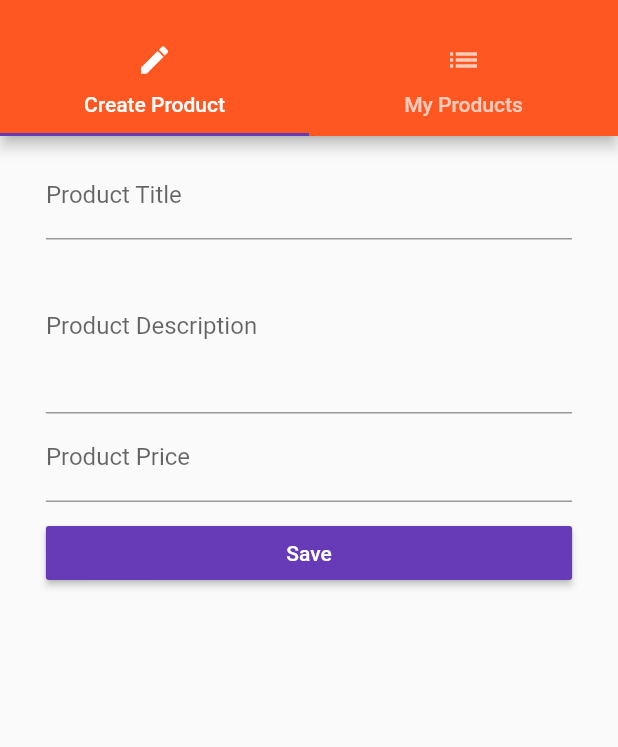
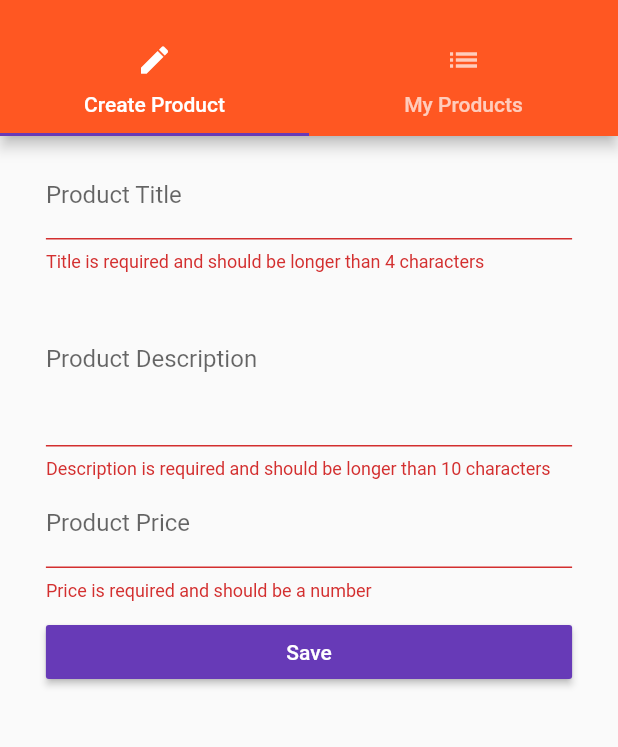
Before and after one commit to amalsebs/Sellers-Bay, a Flutter app: the ProductsAdminPage screen opened by its route, after a tap on "Save", on a phone screen of 412 x 824 dp, the part 59-806 px from its top. Run offline on Flutter 3.47's test engine with Material 2 defaults, Android fonts, the phone set to English and light mode, and no system bars.

Commit message:
commit 3

```diff
--- a/lib/pages/product_create.dart
+++ /dev/null
@@ -1,91 +0,0 @@
-import 'package:flutter/material.dart';
-
-class ProductCreatePage extends StatefulWidget {
-  final Function addProduct;
-
-  ProductCreatePage(this.addProduct);
-
-  @override
-  State<StatefulWidget> createState() {
-    return _ProductCreatePageState();
-  }
-}
-
-class _ProductCreatePageState extends State<ProductCreatePage> {
-  String titleValue;
-  String descriptionValue;
-  double priceValue;
-
-  Widget _buildTitleTextField() {
-    return TextField(
-      decoration: InputDecoration(labelText: 'Product Title'),
-      onChanged: (String value) {
-        setState(() {
-          titleValue = value;
-        });
-      },
-    );
-  }
-
-  Widget _buildDescriptionTextField() {
-    return TextField(
-      maxLines: 4,
-      decoration: InputDecoration(labelText: 'Product Description'),
-      onChanged: (String value) {
-        setState(() {
-          descriptionValue = value;
-        });
-      },
-    );
-  }
-
-  Widget _buildPriceTextField() {
-    return TextField(
-      keyboardType: TextInputType.number,
-      decoration: InputDecoration(labelText: 'Product Price'),
-      onChanged: (String value) {
-        setState(() {
-          priceValue = double.parse(value);
-        });
-      },
-    );
-  }
-
-  void _submitForm() {
-    final Map<String, dynamic> product = {
-      'title': titleValue,
-      'description': descriptionValue,
-      'price': priceValue,
-      'image': 'assets/food.jpg'
-    };
-    widget.addProduct(product);
-    Navigator.pushReplacementNamed(context, '/product');
-  }
-
-  @override
-  Widget build(BuildContext context) {
-    final double deviceWidth = MediaQuery.of(context).size.width;
-    final double targetWidth = deviceWidth > 550.0 ? 500.0 : MediaQuery.of(context).size.width * 0.9;
-    final double targetPadding = deviceWidth - targetWidth;
-    return Container(
-      margin: EdgeInsets.all(10.0),
-      child: ListView(
-        padding: EdgeInsets.symmetric(horizontal: targetPadding/2),
-        children: <Widget>[
-          _buildTitleTextField(),
-          _buildDescriptionTextField(),
-          _buildPriceTextField(),
-          SizedBox(
-            height: 10.0,
-          ),
-          RaisedButton(
-            child: Text('Save'),
-            color: Theme.of(context).accentColor,
-            textColor: Colors.white,
-            onPressed: _submitForm,
-          )
-        ],
-      ),
-    );
-  }
-}
--- /dev/null
+++ b/lib/pages/product_edit.dart
@@ -0,0 +1,131 @@
+import 'package:flutter/material.dart';
+
+class ProductEditPage extends StatefulWidget {
+  final Function addProduct;
+  final Function updateProduct;
+  final Map<String, dynamic> product;
+  final int productIndex;
+
+  ProductEditPage({this.addProduct, this.updateProduct, this.product,this.productIndex});
+
+  @override
+  State<StatefulWidget> createState() {
+    return _ProductEditPageState();
+  }
+}
+
+class _ProductEditPageState extends State<ProductEditPage> {
+  final Map<String, dynamic> _formData = {
+    'title': null,
+    'description': null,
+    'price': null,
+    'image': 'assets/food.jpg'
+  };
+  final GlobalKey<FormState> _formKey = GlobalKey<FormState>();
+
+  Widget _buildTitleTextField() {
+    return TextFormField(
+      decoration: InputDecoration(labelText: 'Product Title'),
+      initialValue: widget.product == null ? '' : widget.product['title'],
+      validator: (String value) {
+        if (value.isEmpty || value.length < 5) {
+          return 'Title is required and should be longer than 4 characters';
+        }
+        return null;
+      },
+      onSaved: (String value) {
+        _formData['title'] = value;
+      },
+    );
+  }
+
+  Widget _buildDescriptionTextField() {
+    return TextFormField(
+      maxLines: 4,
+      decoration: InputDecoration(labelText: 'Product Description'),
+      initialValue: widget.product == null ? '' : widget.product['description'],
+      validator: (String value) {
+        if (value.isEmpty || value.length <= 10) {
+          return 'Description is required and should be longer than 10 characters';
+        }
+        return null;
+      },
+      onSaved: (String value) {
+        _formData['description'] = value;
+      },
+    );
+  }
+
+  Widget _buildPriceTextField() {
+    return TextFormField(
+      keyboardType: TextInputType.number,
+      decoration: InputDecoration(labelText: 'Product Price'),
+      initialValue:
+          widget.product == null ? '' : widget.product['price'].toString(),
+      validator: (String value) {
+        if (value.isEmpty ||
+            !RegExp(r'^(?:[1-9]\d*|0)?(?:\.\d+)?$').hasMatch(value)) {
+          return 'Price is required and should be a number';
+        }
+        return null;
+      },
+      onSaved: (String value) {
+        _formData['price'] = double.parse(value);
+      },
+    );
+  }
+
+  void _submitForm() {
+    if (!_formKey.currentState.validate()) {
+      return;
+    }
+    _formKey.currentState.save();
+    if(widget.product == null) {
+      widget.addProduct(_formData);
+    }
+    else{
+      widget.updateProduct(widget.productIndex,_formData);
+    }
+    Navigator.pushReplacementNamed(context, '/product');
+  }
+
+  @override
+  Widget build(BuildContext context) {
+    final double deviceWidth = MediaQuery.of(context).size.width;
+    final double targetWidth =
+        deviceWidth > 550.0 ? 500.0 : MediaQuery.of(context).size.width * 0.9;
+    final double targetPadding = deviceWidth - targetWidth;
+    final Widget pageContent = GestureDetector(
+      onTap: () {
+        FocusScope.of(context).requestFocus(FocusNode());
+      },
+      child: Container(
+        margin: EdgeInsets.all(10.0),
+        child: Form(
+          key: _formKey,
+          child: ListView(
+            padding: EdgeInsets.symmetric(horizontal: targetPadding / 2),
+            children: <Widget>[
+              _buildTitleTextField(),
+              _buildDescriptionTextField(),
+              _buildPriceTextField(),
+              SizedBox(
+                height: 10.0,
+              ),
+              RaisedButton(
+                child: Text('Save'),
+                color: Theme.of(context).accentColor,
+                textColor: Colors.white,
+                onPressed: _submitForm,
+              )
+            ],
+          ),
+        ),
+      ),
+    );
+    return widget.product == null
+        ? pageContent
+        : Scaffold(
+            appBar: AppBar(title: Text('Edit Product')), body: pageContent);
+  }
+}
--- a/lib/pages/products_admin.dart
+++ b/lib/pages/products_admin.dart
@@ -1,13 +1,14 @@
 import 'package:flutter/material.dart';
-
-import './product_create.dart';
+import 'package:sellers_bay/pages/product_edit.dart';
 import './product_list.dart';
 
 class ProductsAdminPage extends StatelessWidget {
   final Function addProduct;
   final Function deleteProduct;
+  final Function updateProduct;
+  final List<Map<String,dynamic>> products;
 
-  ProductsAdminPage(this.addProduct, this.deleteProduct);
+  ProductsAdminPage(this.addProduct, this.updateProduct, this.deleteProduct, this.products);
 
   Widget _buildSideDrawer(BuildContext context){
     return Drawer(
@@ -51,7 +52,7 @@ class ProductsAdminPage extends StatelessWidget {
           ),
         ),
         body: TabBarView(
-          children: <Widget>[ProductCreatePage(addProduct), ProductListPage()],
+          children: <Widget>[ProductEditPage(addProduct:addProduct), ProductListPage(products,updateProduct),],
         ),
       ),
     );
```
Also changed, not shown: lib/main.dart (+7 -1 lines), lib/pages/product_list.dart (+27 -2 lines).
